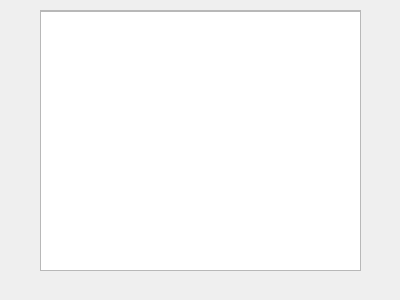
First picture: the form in app/qt/embedwidget/embedwidget.ui, repository jmdaemon/oggex, before the edit.
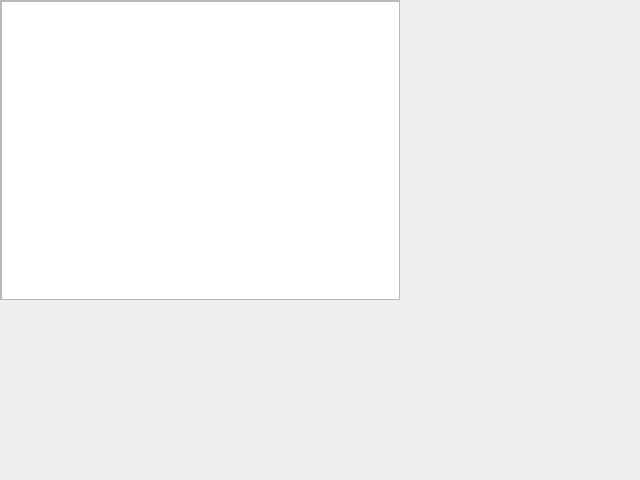
Second picture: the form after the edit.

Commit message: Change size of embedwidget

The edit to the form file:
```diff
--- a/app/qt/embedwidget/embedwidget.ui
+++ b/app/qt/embedwidget/embedwidget.ui
@@ -6,25 +6,22 @@
    <rect>
     <x>0</x>
     <y>0</y>
-    <width>400</width>
-    <height>300</height>
+    <width>640</width>
+    <height>480</height>
    </rect>
   </property>
   <property name="windowTitle">
    <string>Form</string>
   </property>
-  <widget class="QWidget" name="verticalLayoutWidget">
-   <property name="geometry">
-    <rect>
-     <x>40</x>
-     <y>10</y>
-     <width>321</width>
-     <height>261</height>
-    </rect>
-   </property>
-   <layout class="QVBoxLayout" name="verticalLayout">
-    <item>
      <widget class="QScrollArea" name="scrollArea">
+   <property name="geometry">
+    <rect>
+     <x>0</x>
+     <y>0</y>
+     <width>400</width>
+     <height>300</height>
+    </rect>
+   </property>
       <property name="widgetResizable">
        <bool>true</bool>
       </property>
@@ -33,24 +30,21 @@
         <rect>
          <x>0</x>
          <y>0</y>
-         <width>317</width>
-         <height>257</height>
+      <width>398</width>
+      <height>298</height>
         </rect>
        </property>
        <widget class="QTreeView" name="treeView">
         <property name="geometry">
          <rect>
-          <x>-10</x>
+       <x>0</x>
           <y>0</y>
-          <width>331</width>
-          <height>261</height>
+       <width>400</width>
+       <height>300</height>
          </rect>
         </property>
        </widget>
       </widget>
-     </widget>
-    </item>
-   </layout>
   </widget>
  </widget>
  <resources/>
```
Lines whose indentation alone changed are shown as unchanged.
